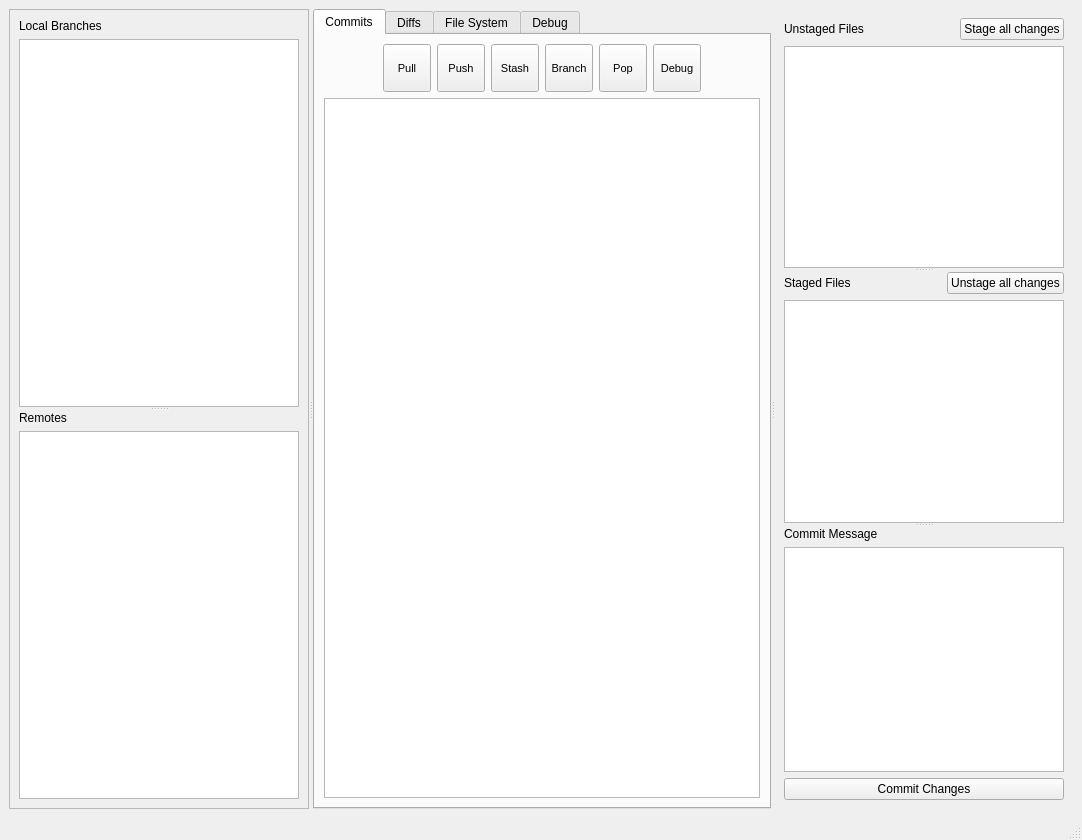
Above: src/repositorywidget.ui from StevePunak/KanoopGit before the change. Below: the same form after it.
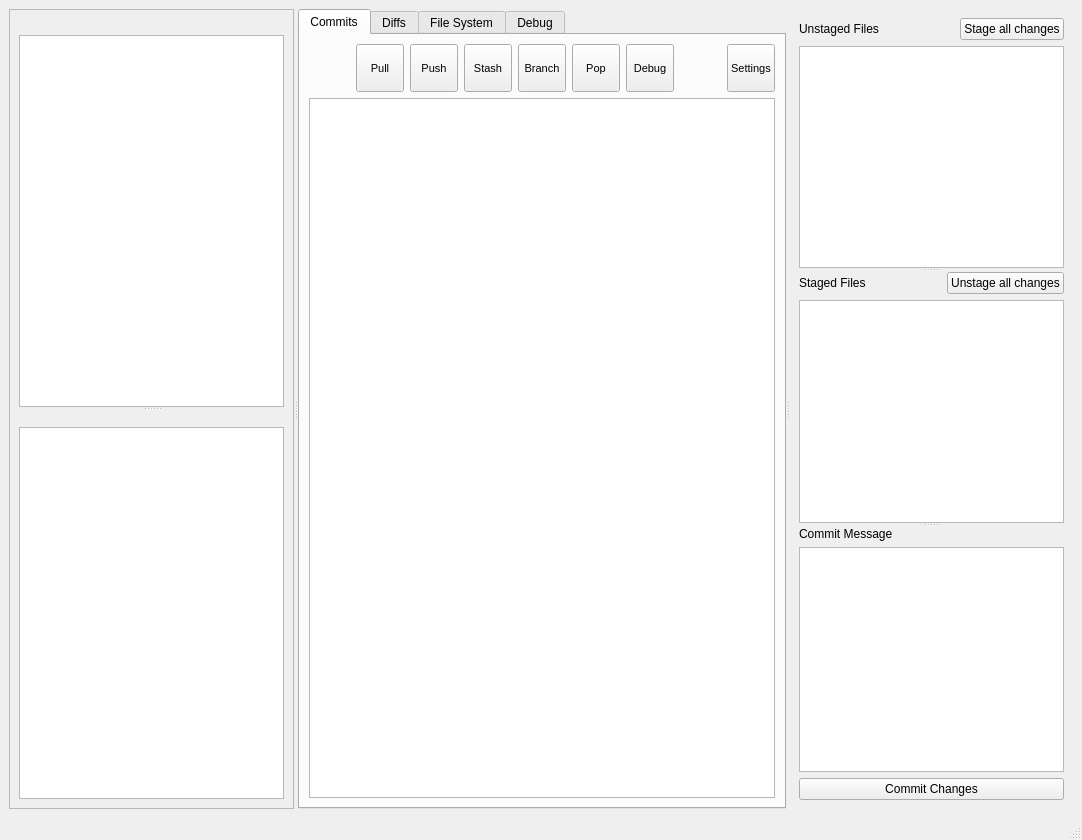
That is the form after the change. Icons and pictures are not drawn. Custom widgets are drawn as their Qt base class.

```diff
--- a/src/repositorywidget.ui
+++ b/src/repositorywidget.ui
@@ -33,31 +33,63 @@
           <property name="orientation">
            <enum>Qt::Orientation::Vertical</enum>
           </property>
-          <widget class="QWidget" name="layoutWidget">
+          <widget class="QWidget" name="layoutWidget0">
            <layout class="QVBoxLayout" name="verticalLayout_5">
             <item>
-             <widget class="QLabel" name="label_6">
-              <property name="text">
-               <string>Local Branches</string>
+             <widget class="ButtonLabel" name="buttonLabelLocalBranches" native="true">
+              <property name="sizePolicy">
+               <sizepolicy hsizetype="Preferred" vsizetype="Minimum">
+                <horstretch>0</horstretch>
+                <verstretch>0</verstretch>
+               </sizepolicy>
+              </property>
+              <property name="minimumSize">
+               <size>
+                <width>0</width>
+                <height>10</height>
+               </size>
               </property>
              </widget>
             </item>
             <item>
-             <widget class="GitBranchTreeView" name="treeLocalBranches"/>
+             <widget class="GitBranchTreeView" name="treeLocalBranches">
+              <property name="sizePolicy">
+               <sizepolicy hsizetype="Expanding" vsizetype="MinimumExpanding">
+                <horstretch>0</horstretch>
+                <verstretch>0</verstretch>
+               </sizepolicy>
+              </property>
+             </widget>
             </item>
            </layout>
           </widget>
           <widget class="QWidget" name="layoutWidget1">
            <layout class="QVBoxLayout" name="verticalLayout_6">
             <item>
-             <widget class="QLabel" name="label_7">
-              <property name="text">
-               <string>Remotes</string>
+             <widget class="ButtonLabel" name="buttonLabelRemoteBranches" native="true">
+              <property name="sizePolicy">
+               <sizepolicy hsizetype="Preferred" vsizetype="Minimum">
+                <horstretch>0</horstretch>
+                <verstretch>0</verstretch>
+               </sizepolicy>
+              </property>
+              <property name="minimumSize">
+               <size>
+                <width>0</width>
+                <height>10</height>
+               </size>
               </property>
              </widget>
             </item>
             <item>
-             <widget class="GitBranchTreeView" name="treeRemoteBranches"/>
+             <widget class="GitBranchTreeView" name="treeRemoteBranches">
+              <property name="sizePolicy">
+               <sizepolicy hsizetype="Expanding" vsizetype="MinimumExpanding">
+                <horstretch>0</horstretch>
+                <verstretch>0</verstretch>
+               </sizepolicy>
+              </property>
+             </widget>
             </item>
            </layout>
           </widget>
@@ -324,6 +356,43 @@
              </property>
             </spacer>
            </item>
+           <item>
+            <widget class="QToolButton" name="pushRepoOptions">
+             <property name="minimumSize">
+              <size>
+               <width>48</width>
+               <height>48</height>
+              </size>
+             </property>
+             <property name="maximumSize">
+              <size>
+               <width>48</width>
+               <height>48</height>
+              </size>
+             </property>
+             <property name="font">
+              <font>
+               <pointsize>8</pointsize>
+              </font>
+             </property>
+             <property name="text">
+              <string>Settings</string>
+             </property>
+             <property name="icon">
+              <iconset resource="gitassets.qrc">
+               <normaloff>:/assets/settings.png</normaloff>:/assets/settings.png</iconset>
+             </property>
+             <property name="iconSize">
+              <size>
+               <width>28</width>
+               <height>28</height>
+              </size>
+             </property>
+             <property name="toolButtonStyle">
+              <enum>Qt::ToolButtonStyle::ToolButtonTextUnderIcon</enum>
+             </property>
+            </widget>
+           </item>
           </layout>
          </item>
          <item>
@@ -1009,6 +1078,12 @@
    <extends>QTableView</extends>
    <header>modelview/gitdifftableview.h</header>
   </customwidget>
+  <customwidget>
+   <class>ButtonLabel</class>
+   <extends>QWidget</extends>
+   <header>Kanoop/gui/widgets/buttonlabel.h</header>
+   <container>1</container>
+  </customwidget>
  </customwidgets>
  <resources>
   <include location="gitassets.qrc"/>
```
